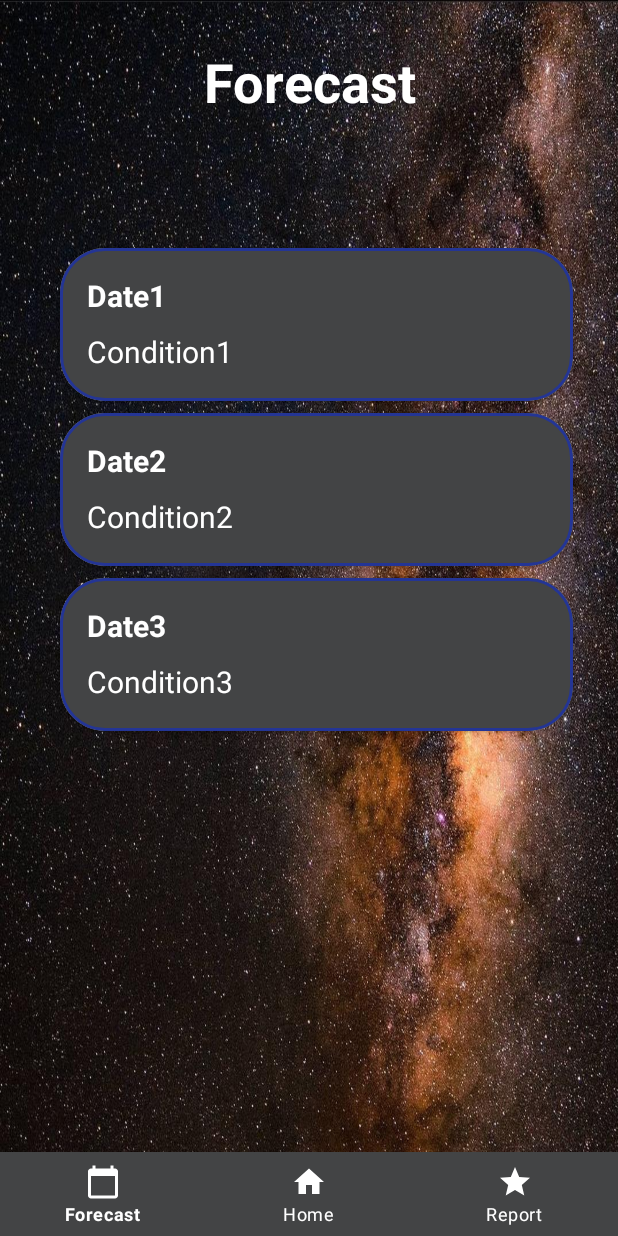
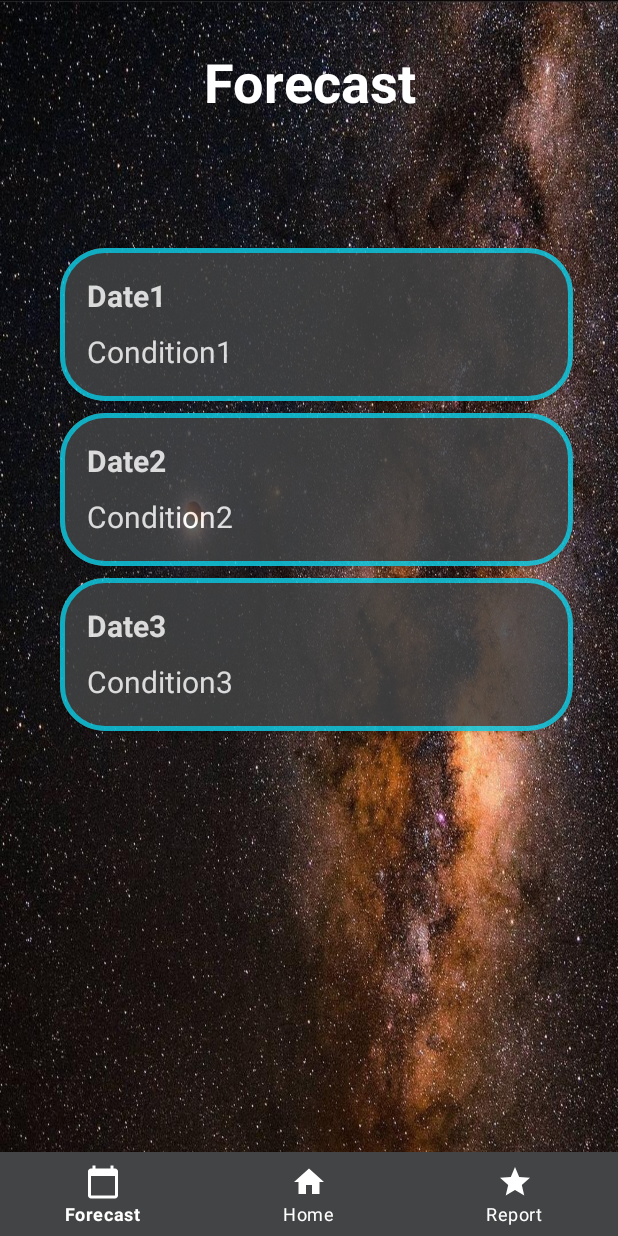
Before and after one commit to Davideo37/StarGaze-v2, an Android app: the fragment ForecastFragment placed in its activity, on a phone screen of 412 x 824 dp. Run offline under Robolectric (Android 15) with nearby library versions, the phone set to English and light mode, and no system bars.

Commit message:
Some UI adjustments

```diff
--- a/Stargaze_v2/app/src/main/res/drawable/shape.xml
+++ b/Stargaze_v2/app/src/main/res/drawable/shape.xml
@@ -5,7 +5,7 @@
 
     <stroke
         android:width="2dp"
-        android:color="@color/dark_blue" />
+        android:color="@color/blue_light" />
 
     <padding
         android:bottom="5dp"
--- a/Stargaze_v2/app/src/main/res/layout/fragment_forecast.xml
+++ b/Stargaze_v2/app/src/main/res/layout/fragment_forecast.xml
@@ -5,7 +5,7 @@
     android:id="@+id/relativeLayout"
     android:layout_width="match_parent"
     android:layout_height="match_parent"
-    android:background="@color/dark_blue"
+    android:background="@color/green"
     tools:context=".fragments.ForecastFragment">
 
     <com.google.android.material.imageview.ShapeableImageView
@@ -38,6 +38,7 @@
         android:layout_marginTop="157dp"
         android:layout_marginEnd="22dp"
         android:layout_marginBottom="240dp"
+        android:alpha=".85"
         android:padding="4dp"
         app:layout_constraintBottom_toBottomOf="parent"
         app:layout_constraintEnd_toEndOf="parent"
--- a/Stargaze_v2/app/src/main/res/layout/items.xml
+++ b/Stargaze_v2/app/src/main/res/layout/items.xml
@@ -1,15 +1,14 @@
 <?xml version="1.0" encoding="utf-8"?>
 
-<com.google.android.material.card.MaterialCardView
-    xmlns:android="http://schemas.android.com/apk/res/android"
+<com.google.android.material.card.MaterialCardView xmlns:android="http://schemas.android.com/apk/res/android"
+    xmlns:app="http://schemas.android.com/apk/res-auto"
+    android:id="@+id/card_view"
     android:layout_width="match_parent"
     android:layout_height="wrap_content"
-    xmlns:app="http://schemas.android.com/apk/res-auto"
     android:layout_margin="4dp"
-    app:strokeColor="@color/dark_blue"
-    app:strokeWidth="2dp"
     app:cardCornerRadius="30dp"
-    android:id="@+id/card_view">
+    app:strokeColor="@color/blue_light"
+    app:strokeWidth="3dp">
 
     <RelativeLayout
         android:id="@+id/rel_layout"
@@ -48,10 +47,10 @@
             android:layout_width="wrap_content"
             android:layout_height="wrap_content"
             android:layout_below="@+id/text_view1"
+            android:paddingLeft="10dp"
+            android:paddingTop="10dp"
             android:text="Condition: Clear"
             android:textColor="@color/white"
-            android:textSize="20sp"
-            android:paddingLeft="10dp"
-            android:paddingTop="10dp"/>
+            android:textSize="20sp" />
     </RelativeLayout>
 </com.google.android.material.card.MaterialCardView>
--- /dev/null
+++ b/Stargaze_v2/app/src/main/res/values-night/colors.xml
@@ -0,0 +1,4 @@
+<?xml version="1.0" encoding="utf-8"?>
+<resources>
+    <color name="blue_light">#10C9E1</color>
+</resources>
--- a/Stargaze_v2/app/src/main/res/values/colors.xml
+++ b/Stargaze_v2/app/src/main/res/values/colors.xml
@@ -11,5 +11,6 @@
     <color name="dark_blue">#243595</color>
     <color name="light_blue">#2196F3</color>
     <color name="light_gray">#434445</color>
+    <color name="blue_light">#10C9E1</color>
 
 </resources>
--- a/Stargaze_v2/app/src/main/res/values/themes.xml
+++ b/Stargaze_v2/app/src/main/res/values/themes.xml
@@ -8,7 +8,7 @@
         <!-- Secondary brand color. -->
         <item name="colorSecondary">@color/teal_200</item>
         <item name="colorSecondaryVariant">@color/teal_700</item>
-        <item name="colorOnSecondary">@color/black</item>
+        <item name="colorOnSurface">@color/blue_light</item>
         <!-- Status bar color. -->
         <item name="android:statusBarColor" tools:targetApi="l">?attr/colorOnPrimary</item>
         <!-- Customize your theme here. -->
```
Also changed, not shown: Stargaze_v2/app/src/main/res/layout/fragment_home.xml (+6 -3 lines), Stargaze_v2/app/src/main/res/layout/fragment_report.xml (+4 -4 lines).
